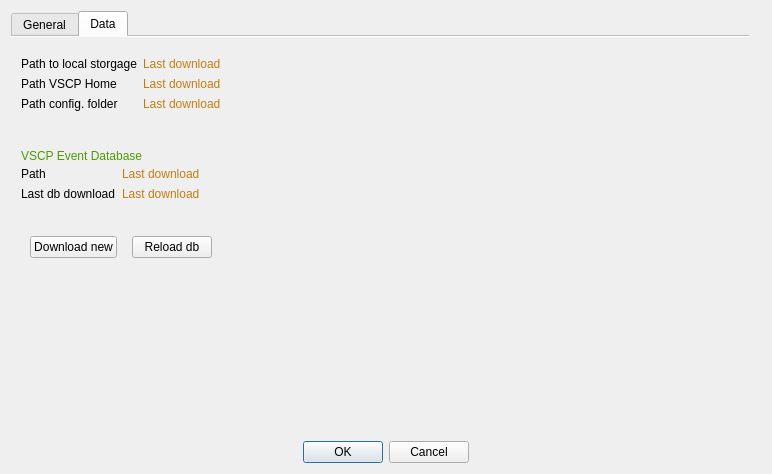
Above: src/cdlgmainsettings.ui from grodansparadis/vscp-works-qt before the change. Below: the same form after it.
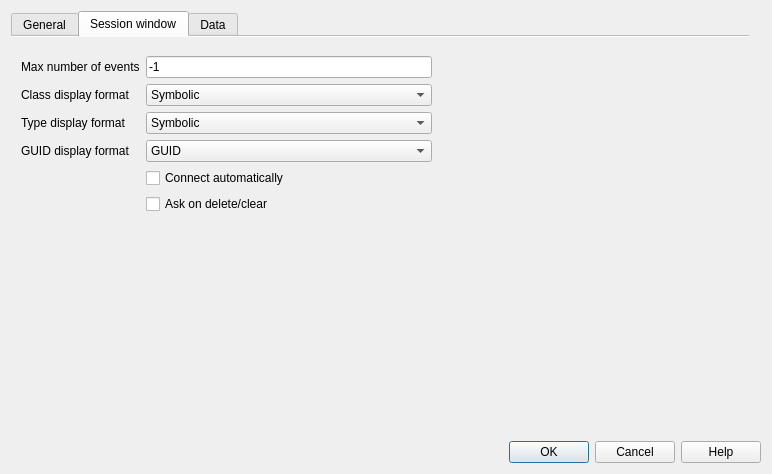
That is the form after the change.

```diff
--- a/src/cdlgmainsettings.ui
+++ b/src/cdlgmainsettings.ui
@@ -26,10 +26,10 @@
       <enum>Qt::Horizontal</enum>
      </property>
      <property name="standardButtons">
-      <set>QDialogButtonBox::Cancel|QDialogButtonBox::Ok</set>
+      <set>QDialogButtonBox::Cancel|QDialogButtonBox::Help|QDialogButtonBox::Ok</set>
      </property>
      <property name="centerButtons">
-      <bool>true</bool>
+      <bool>false</bool>
      </property>
     </widget>
    </item>
@@ -101,6 +101,185 @@
        </layout>
       </widget>
      </widget>
+     <widget class="QWidget" name="tab_3">
+      <attribute name="title">
+       <string>Session window</string>
+      </attribute>
+      <widget class="QWidget" name="formLayoutWidget_4">
+       <property name="geometry">
+        <rect>
+         <x>10</x>
+         <y>10</y>
+         <width>411</width>
+         <height>381</height>
+        </rect>
+       </property>
+       <layout class="QFormLayout" name="formLayout_4">
+        <item row="0" column="0">
+         <widget class="Line" name="line">
+          <property name="orientation">
+           <enum>Qt::Horizontal</enum>
+          </property>
+         </widget>
+        </item>
+        <item row="1" column="0">
+         <widget class="QLabel" name="label_8">
+          <property name="text">
+           <string>Max number of events</string>
+          </property>
+         </widget>
+        </item>
+        <item row="1" column="1">
+         <widget class="QLineEdit" name="editMaxSessionEvents">
+          <property name="toolTip">
+           <string>MAx number of events that will be received. -1 no limit.</string>
+          </property>
+          <property name="text">
+           <string>-1</string>
+          </property>
+         </widget>
+        </item>
+        <item row="2" column="0">
+         <widget class="QLabel" name="label_10">
+          <property name="text">
+           <string>Class display format</string>
+          </property>
+         </widget>
+        </item>
+        <item row="2" column="1">
+         <widget class="QComboBox" name="comboClassDisplayFormat">
+          <property name="toolTip">
+           <string>Set how VSCP class data is displayed</string>
+          </property>
+          <item>
+           <property name="text">
+            <string>Symbolic</string>
+           </property>
+          </item>
+          <item>
+           <property name="text">
+            <string>Numerical in selected numerical base</string>
+           </property>
+          </item>
+          <item>
+           <property name="text">
+            <string>Numerical hex/decimal</string>
+           </property>
+          </item>
+          <item>
+           <property name="text">
+            <string>Symbolic + hex/decimal</string>
+           </property>
+          </item>
+         </widget>
+        </item>
+        <item row="3" column="0">
+         <widget class="QLabel" name="label_11">
+          <property name="text">
+           <string>Type display format</string>
+          </property>
+         </widget>
+        </item>
+        <item row="3" column="1">
+         <widget class="QComboBox" name="comboTypeDisplayFormat">
+          <property name="toolTip">
+           <string>Set how VSCP type data is displayed</string>
+          </property>
+          <item>
+           <property name="text">
+            <string>Symbolic</string>
+           </property>
+          </item>
+          <item>
+           <property name="text">
+            <string>Numerical in selected base</string>
+           </property>
+          </item>
+          <item>
+           <property name="text">
+            <string>Numerical hex/dec</string>
+           </property>
+          </item>
+          <item>
+           <property name="text">
+            <string>Symbolic + hex/decimal</string>
+           </property>
+          </item>
+         </widget>
+        </item>
+        <item row="4" column="0">
+         <widget class="QLabel" name="label_9">
+          <property name="text">
+           <string>GUID display format</string>
+          </property>
+         </widget>
+        </item>
+        <item row="4" column="1">
+         <widget class="QComboBox" name="comboGuidDisplayFormat">
+          <property name="toolTip">
+           <string>Set how VSCP GUID data is displayed</string>
+          </property>
+          <item>
+           <property name="text">
+            <string>GUID</string>
+           </property>
+          </item>
+          <item>
+           <property name="text">
+            <string>Symbolic if possible</string>
+           </property>
+          </item>
+          <item>
+           <property name="text">
+            <string>Symbolic + GUID</string>
+           </property>
+          </item>
+          <item>
+           <property name="text">
+            <string>GUID + Symbolic</string>
+           </property>
+          </item>
+         </widget>
+        </item>
+        <item row="5" column="1">
+         <widget class="QCheckBox" name="chkAutomaticConnect">
+          <property name="toolTip">
+           <string>Connect to client when session is opened</string>
+          </property>
+          <property name="text">
+           <string>Connect automatically</string>
+          </property>
+         </widget>
+        </item>
+        <item row="6" column="1">
+         <widget class="QCheckBox" name="chkAskOnDelete">
+          <property name="toolTip">
+           <string>Connect to client when session is opened</string>
+          </property>
+          <property name="statusTip">
+           <string>Confirm needed when events are cleared etc</string>
+          </property>
+          <property name="text">
+           <string>Ask on delete/clear</string>
+          </property>
+         </widget>
+        </item>
+        <item row="7" column="1">
+         <spacer name="verticalSpacer">
+          <property name="orientation">
+           <enum>Qt::Vertical</enum>
+          </property>
+          <property name="sizeHint" stdset="0">
+           <size>
+            <width>20</width>
+            <height>40</height>
+           </size>
+          </property>
+         </spacer>
+        </item>
+       </layout>
+      </widget>
+     </widget>
      <widget class="QWidget" name="tab_2">
       <attribute name="title">
        <string extracomment="Database and similar settings">Data</string>
```
